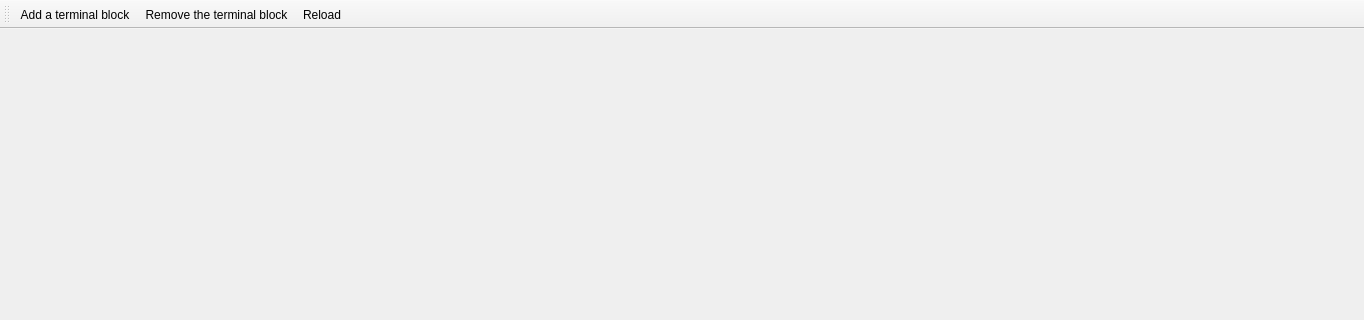
The window that sources/TerminalStrip/ui/terminalstripeditorwindow.ui (EmilOsvoll/qelectrotech-source-mirror) describes before a commit, drawn with Qt 5; both pictures show x 0 to 1364 and y 0 to 320 of the 1364 by 868 pixel window.
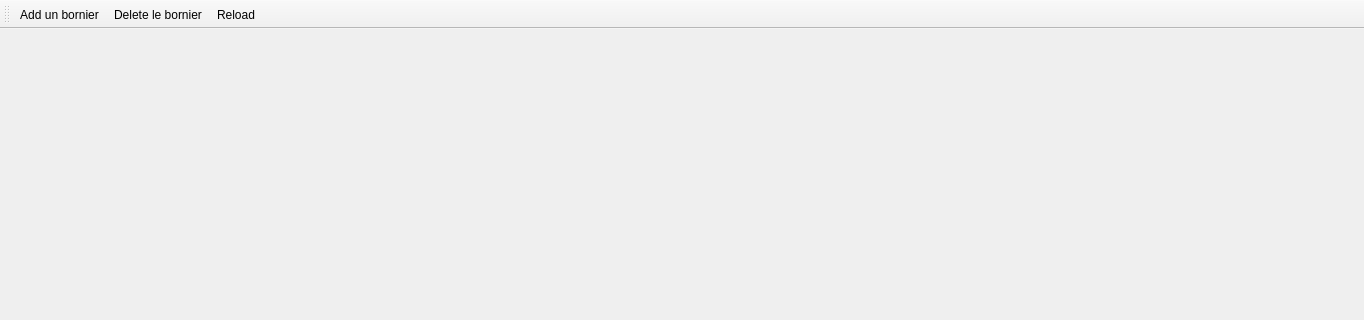
The same window after the commit. Icons and pictures are not drawn.

The edit to the form file:
```diff
--- a/sources/TerminalStrip/ui/terminalstripeditorwindow.ui
+++ b/sources/TerminalStrip/ui/terminalstripeditorwindow.ui
@@ -58,7 +58,7 @@
      <normaloff>:/ico/16x16/list-add.png</normaloff>:/ico/16x16/list-add.png</iconset>
    </property>
    <property name="text">
-    <string>Add a terminal block</string>
+    <string>Add un bornier</string>
    </property>
    <property name="toolTip">
     <string>Add a terminal block to the project</string>
@@ -70,7 +70,7 @@
      <normaloff>:/ico/16x16/list-remove.png</normaloff>:/ico/16x16/list-remove.png</iconset>
    </property>
    <property name="text">
-    <string>Remove the terminal block</string>
+    <string>Delete le bornier</string>
    </property>
    <property name="toolTip">
     <string>Remove the terminal block from the project</string>
```
Left out of the diff: 8 changed lines with no effect on the pictures.
